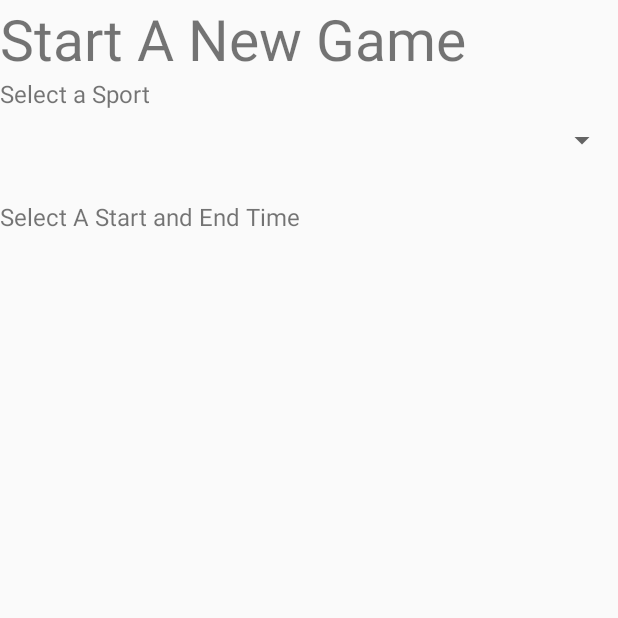
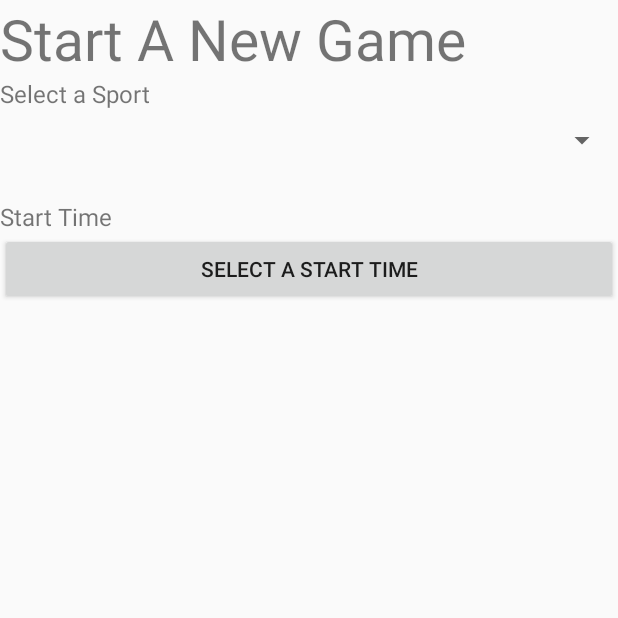
Before and after one commit to HubMaster9000/pickUp, an Android app: the Make_A_New_Game screen opened directly, with no data from a screen before it, on a phone screen of 412 x 824 dp, the top half of it. Run offline under Robolectric (Android 15) with nearby library versions, the phone set to English and light mode, and no system bars.

Commit message:
working on start time

```diff
--- a/app/src/main/java/org/danielsoares/pickupapp/Activities/Make_A_New_Game.java
+++ b/app/src/main/java/org/danielsoares/pickupapp/Activities/Make_A_New_Game.java
@@ -1,7 +1,9 @@
 package org.danielsoares.pickupapp.Activities;
 
+import android.app.DialogFragment;
 import android.os.Bundle;
 import android.support.v7.app.AppCompatActivity;
+import android.view.View;
 
 import org.danielsoares.pickupapp.R;
 
@@ -12,4 +14,10 @@ public class Make_A_New_Game extends AppCompatActivity {
         super.onCreate(savedInstanceState);
         setContentView(R.layout.activity_make__a__new__game);
     }
+
+    // When button is pressed to select a time
+    public void showTimePickerDialog(View v) {
+        DialogFragment newFragment = new TimePickerFragment();
+        newFragment.show(getSupportFragmentManager(), "timePicker");
+    }
 }
--- a/app/src/main/res/layout/activity_make__a__new__game.xml
+++ b/app/src/main/res/layout/activity_make__a__new__game.xml
@@ -30,9 +30,16 @@
     <TextView
         android:layout_width="match_parent"
         android:layout_height="wrap_content"
-        android:text="Select A Start and End Time"
+        android:text="Start Time"
         android:textSize="16sp"
         />
 
+    <Button
+        android:id="@+id/button"
+        android:layout_width="match_parent"
+        android:layout_height="wrap_content"
+        android:text="Select a Start Time"
+        android:onClick="showTimePickerDialog"/>
+
 
 </LinearLayout>
```
